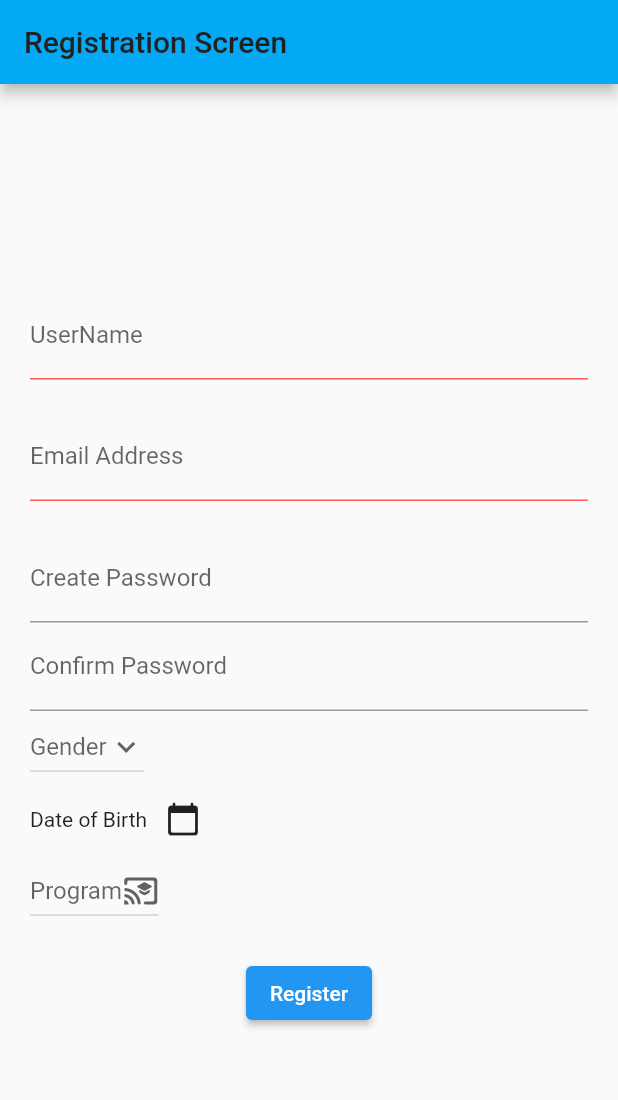
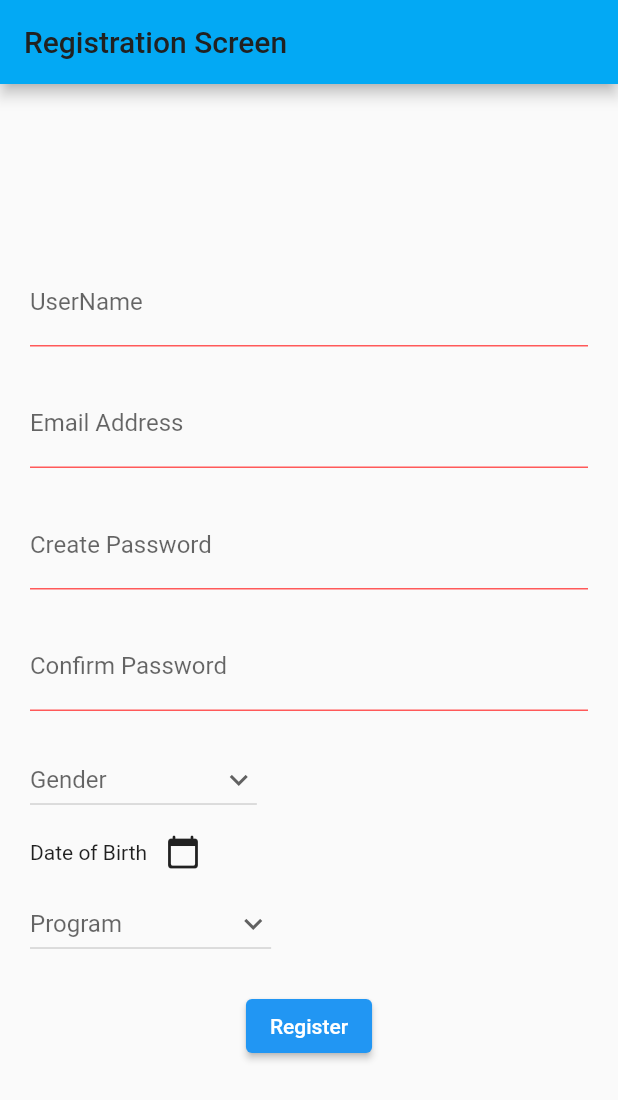
Before and after one commit to tayyab530/Helpadora, a Flutter app: the RegistrationScreen screen opened directly, on a phone screen of 412 x 824 dp. Shown: the top 1100 px of the screen. Run offline on Flutter 3.47's test engine with Material 2 defaults, Android fonts, the phone set to English and light mode, and no system bars; our stand-ins replace firebase_auth, firebase_core, rxdart; accounts and stored records are empty; network calls fail; statements that could not run were skipped.

Commit message:
bloc logic updated for login and registration screen

```diff
--- a/lib/src/screens/registration_screen.dart
+++ b/lib/src/screens/registration_screen.dart
@@ -1,6 +1,7 @@
 import 'package:flutter/material.dart';
 import 'package:helpadora/src/blocs/registration_bloc.dart';
 import 'package:helpadora/src/screens/main_screen.dart';
+import 'package:provider/provider.dart';
 
 class RegistrationScreen extends StatefulWidget {
   static const routeName = '/registration';
@@ -11,9 +12,12 @@ class RegistrationScreen extends StatefulWidget {
 
 class _RegistrationScreenState extends State<RegistrationScreen> {
   var currentDate = DateTime(1997);
+  var regisBloc;
+  String gender = '', program = '', date = '';
 
   @override
   Widget build(BuildContext context) {
+    regisBloc = Provider.of<RegistrationBloc>(context);
     return Scaffold(
       appBar: AppBar(
         title: Text('Registration Screen'),
@@ -25,30 +29,10 @@ class _RegistrationScreenState extends State<RegistrationScreen> {
           children: [
             userNameField(regisBloc),
             emailField(regisBloc),
-            TextField(
-              obscureText: true,
-              decoration: InputDecoration(
-                labelText: 'Create Password',
-              ),
-            ),
-            TextField(
-              obscureText: true,
-              decoration: InputDecoration(
-                labelText: 'Confirm Password',
-              ),
-            ),
+            createPasswordField(regisBloc),
+            confirmPasswordField(regisBloc),
             buildGenderDropDown(),
-            Row(
-              children: [
-                Text('Date of Birth'),
-                IconButton(
-                  icon: Icon(Icons.calendar_today_rounded),
-                  onPressed: () {
-                    _datePicker(context);
-                  },
-                )
-              ],
-            ),
+            buildDatePicker(),
             buildProgramDropDown(),
             SizedBox(
               height: 20.0,
@@ -67,7 +51,7 @@ class _RegistrationScreenState extends State<RegistrationScreen> {
   Widget userNameField(RegistrationBloc bloc) {
     return StreamBuilder(
         stream: bloc.userName,
-      builder: (context,AsyncSnapshot<String> snapshot) {
+        builder: (context, AsyncSnapshot<String> snapshot) {
           return TextField(
             decoration: InputDecoration(
               labelText: 'UserName',
@@ -81,7 +65,7 @@ class _RegistrationScreenState extends State<RegistrationScreen> {
   Widget emailField(RegistrationBloc bloc) {
     return StreamBuilder(
         stream: bloc.email,
-      builder: (context,AsyncSnapshot<String> snapshot) {
+        builder: (context, AsyncSnapshot<String> snapshot) {
           return TextField(
             decoration: InputDecoration(
               labelText: 'Email Address',
@@ -95,7 +79,7 @@ class _RegistrationScreenState extends State<RegistrationScreen> {
   Widget createPasswordField(RegistrationBloc bloc) {
     return StreamBuilder(
         stream: bloc.password,
-      builder: (context,AsyncSnapshot<String> snapshot) {
+        builder: (context, AsyncSnapshot<String> snapshot) {
           return TextField(
             obscureText: true,
             decoration: InputDecoration(
@@ -110,12 +94,13 @@ class _RegistrationScreenState extends State<RegistrationScreen> {
   Widget confirmPasswordField(RegistrationBloc bloc) {
     return StreamBuilder(
         stream: bloc.confirmPassword,
-      builder: (context,AsyncSnapshot<bool> snapshot) {
+        initialData: true,
+        builder: (context, AsyncSnapshot<bool> snapshot) {
           return TextField(
             obscureText: true,
             decoration: InputDecoration(
               labelText: 'Confirm Password',
-          errorText: !snapshot.data ? 'Password does not match!': '' ,
+              errorText: !snapshot.data ? 'Password does not match!' : '',
             ),
             onChanged: bloc.changeConfirmPassword,
           );
@@ -127,7 +112,26 @@ class _RegistrationScreenState extends State<RegistrationScreen> {
       alignment: Alignment.bottomLeft,
       child: DropdownButton(
         hint: Text('Gender'),
-        icon: Icon(Icons.expand_more),
+        icon: Row(
+          children: [
+            gender == ''
+                ? Container(
+                    width: 75.0,
+                  )
+                : Container(
+                    padding: EdgeInsets.all(4.0),
+                    margin: EdgeInsets.symmetric(horizontal: 5.0),
+                    decoration: BoxDecoration(
+                      border: Border.all(width: 2.0),
+                      borderRadius: BorderRadius.all(Radius.circular(15.0)),
+                    ),
+                    child: Container(
+                      child: Text(gender),
+                    ),
+                  ),
+            Icon(Icons.expand_more),
+          ],
+        ),
         items: [
           DropdownMenuItem(
             value: 'Male',
@@ -142,24 +146,41 @@ class _RegistrationScreenState extends State<RegistrationScreen> {
             child: Text('Other'),
           ),
         ],
-        onChanged: (value) {},
+        onChanged: (gender) {
+          setState(() {
+            this.gender = gender;
+          });
+        },
       ),
     );
   }
 
-  Future<void> _datePicker(BuildContext context) async {
-    final DateTime pickedDate = await showDatePicker(
-      context: context,
-      initialDate: currentDate,
-      firstDate: DateTime(1995),
-      lastDate: DateTime(2015),
-      currentDate: currentDate,
-    );
-    if (pickedDate != null && pickedDate != currentDate)
-      setState(
-        () {
-          currentDate = pickedDate;
+  Widget buildDatePicker() {
+    return Row(
+      children: [
+        Text('Date of Birth'),
+        date == ''
+            ? Container()
+            : Container(
+                padding: EdgeInsets.all(4.0),
+                margin: EdgeInsets.symmetric(horizontal: 5.0),
+                decoration: BoxDecoration(
+                  border: Border.all(width: 2.0),
+                  borderRadius: BorderRadius.all(
+                    Radius.circular(15.0),
+                  ),
+                ),
+                child: Container(
+                  child: Text(date),
+                ),
+              ),
+        IconButton(
+          icon: Icon(Icons.calendar_today_rounded),
+          onPressed: () {
+            _datePicker(context);
           },
+        )
+      ],
     );
   }
 
@@ -168,7 +189,26 @@ class _RegistrationScreenState extends State<RegistrationScreen> {
       alignment: Alignment.bottomLeft,
       child: DropdownButton(
         hint: Text('Program'),
-        icon: Icon(Icons.cast_for_education_rounded),
+        icon: Row(
+          children: [
+            program == ''
+                ? Container(
+                    width: 75.0,
+                  )
+                : Container(
+                    margin: EdgeInsets.symmetric(horizontal: 5.0),
+                    padding: EdgeInsets.all(4.0),
+                    decoration: BoxDecoration(
+                      border: Border.all(width: 2.0),
+                      borderRadius: BorderRadius.all(Radius.circular(15.0)),
+                    ),
+                    child: Container(
+                      child: Text(program),
+                    ),
+                  ),
+            Icon(Icons.expand_more),
+          ],
+        ),
         items: [
           DropdownMenuItem(
             value: 'CS',
@@ -195,8 +235,29 @@ class _RegistrationScreenState extends State<RegistrationScreen> {
             child: Text('BS'),
           ),
         ],
-        onChanged: (value) {},
+        onChanged: (program) {
+          setState(() {
+            this.program = program;
+          });
+        },
       ),
     );
   }
+
+  Future<void> _datePicker(BuildContext context) async {
+    final DateTime pickedDate = await showDatePicker(
+      context: context,
+      initialDate: currentDate,
+      firstDate: DateTime(1995),
+      lastDate: DateTime(2015),
+      currentDate: currentDate,
+    );
+    if (pickedDate != null && pickedDate != currentDate)
+      setState(
+        () {
+          currentDate = pickedDate;
+          date = "${pickedDate.day}/${pickedDate.month}";
+        },
+      );
   }
+}
```
Lines whose indentation alone changed are shown as unchanged.
